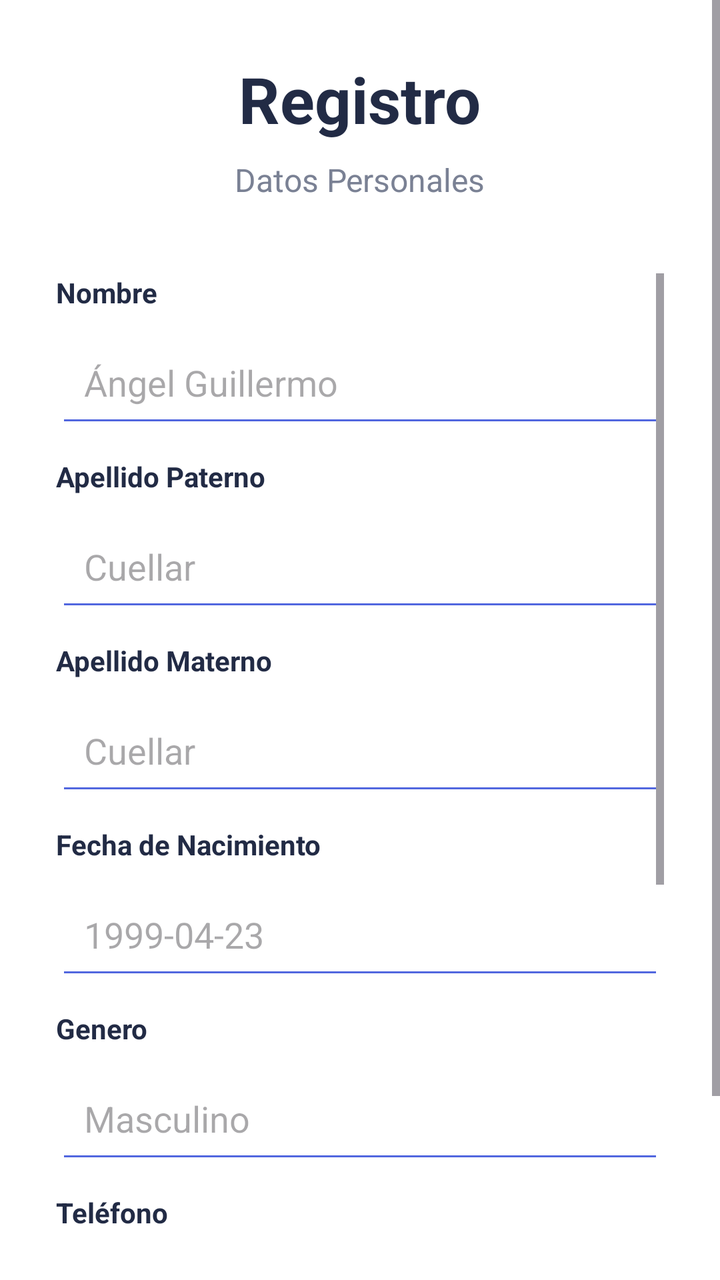
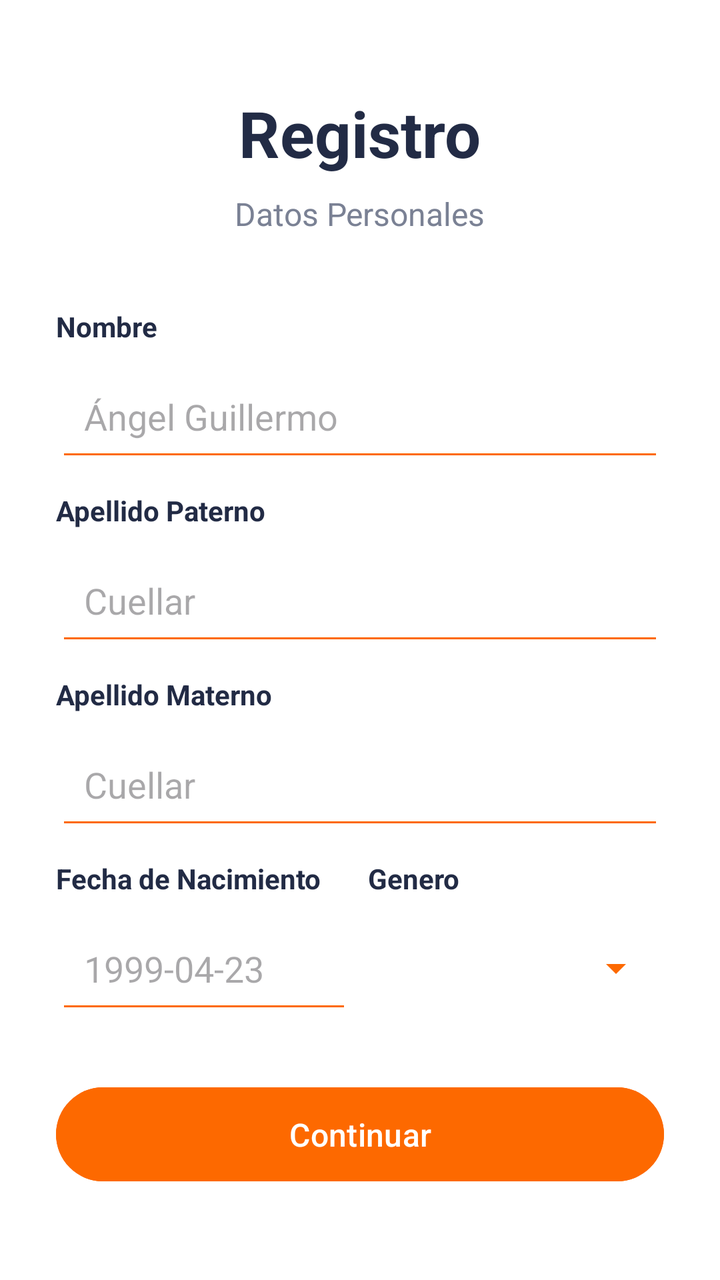

Two renders of the same Android screen: before a commit and after it. Below are the layout's source before the change and the commit's diff.
<!-- AndroidManifest.xml: application theme Theme.ApexGym -->
<!-- res/layout/fragment_cliente.xml -->
<?xml version="1.0" encoding="utf-8"?>
<ScrollView
    xmlns:android="http://schemas.android.com/apk/res/android"
    android:layout_width="match_parent"
    android:layout_height="match_parent"
    android:fillViewport="true"
    android:background="#FFFFFF">

    <LinearLayout
        android:layout_width="match_parent"
        android:layout_height="match_parent"
        android:orientation="vertical"
        android:gravity="center"
        android:padding="28dp">

        <TextView
            android:layout_width="wrap_content"
            android:layout_height="wrap_content"
            android:text="Registro"
            android:textSize="32sp"
            android:textStyle="bold"
            android:textColor="#222B45"
            android:layout_marginBottom="8dp" />

        <TextView
            android:layout_width="wrap_content"
            android:layout_height="wrap_content"
            android:text="Datos Personales"
            android:textSize="16sp"
            android:textColor="#7A8194"
            android:layout_marginBottom="36dp" />

        <ScrollView
            android:layout_width="match_parent"
            android:layout_height="500dp">

            <LinearLayout
                android:layout_width="match_parent"
                android:layout_height="wrap_content"
                android:orientation="vertical">

                <TextView
                    android:layout_width="match_parent"
                    android:layout_height="wrap_content"
                    android:layout_marginBottom="8dp"
                    android:text="Nombre"
                    android:textColor="#222B45"
                    android:textStyle="bold" />

                <EditText
                    android:id="@+id/etNombre"
                    android:layout_width="match_parent"
                    android:layout_height="55dp"
                    android:backgroundTint="#5267DF"
                    android:hint="Ángel Guillermo"
                    android:inputType="textEmailAddress"
                    android:padding="14dp"
                    android:singleLine="true" />

                <TextView
                    android:layout_width="match_parent"
                    android:layout_height="wrap_content"
                    android:layout_marginTop="10dp"
                    android:layout_marginBottom="8dp"
                    android:text="Apellido Paterno"
                    android:textColor="#222B45"
                    android:textStyle="bold" />

                <EditText
                    android:id="@+id/etApePaterno"
                    android:layout_width="match_parent"
                    android:layout_height="55dp"
                    android:backgroundTint="#5267DF"
                    android:hint="Cuellar"
                    android:padding="14dp"
                    android:singleLine="true" />

                <TextView
                    android:layout_width="match_parent"
                    android:layout_height="wrap_content"
                    android:layout_marginTop="10dp"
                    android:layout_marginBottom="8dp"
                    android:text="Apellido Materno"
                    android:textColor="#222B45"
                    android:textStyle="bold" />

                <EditText
                    android:id="@+id/etApeMaterno"
                    android:layout_width="match_parent"
                    android:layout_height="55dp"
                    android:backgroundTint="#5267DF"
                    android:hint="Cuellar"
                    android:padding="14dp"
                    android:singleLine="true" />

                <TextView
                    android:layout_width="match_parent"
                    android:layout_height="wrap_content"
                    android:layout_marginTop="10dp"
                    android:layout_marginBottom="8dp"
                    android:text="Fecha de Nacimiento"
                    android:textColor="#222B45"
                    android:textStyle="bold" />

                <EditText
                    android:id="@+id/etFechaNacimiento"
                    android:layout_width="match_parent"
                    android:layout_height="55dp"
                    android:backgroundTint="#5267DF"
                    android:hint="1999-04-23"
                    android:padding="14dp"
                    android:singleLine="true" />

                <TextView
                    android:layout_width="match_parent"
                    android:layout_height="wrap_content"
                    android:layout_marginTop="10dp"
                    android:layout_marginBottom="8dp"
                    android:text="Genero"
                    android:textColor="#222B45"
                    android:textStyle="bold" />

                <EditText
                    android:id="@+id/etGenero"
                    android:layout_width="match_parent"
                    android:layout_height="55dp"
                    android:backgroundTint="#5267DF"
                    android:hint="Masculino"
                    android:padding="14dp"
                    android:singleLine="true" />

                <TextView
                    android:layout_width="match_parent"
                    android:layout_height="wrap_content"
                    android:layout_marginTop="10dp"
                    android:layout_marginBottom="8dp"
                    android:text="Teléfono"
                    android:textColor="#222B45"
                    android:textStyle="bold" />

                <EditText
                    android:id="@+id/etTelefono"
                    android:layout_width="match_parent"
                    android:layout_height="55dp"
                    android:backgroundTint="#5267DF"
                    android:hint="1999-04-23"
                    android:padding="14dp"
                    android:singleLine="true"
                    android:inputType="phone" />

                <TextView
                    android:layout_width="match_parent"
                    android:layout_height="wrap_content"
                    android:layout_marginTop="10dp"
                    android:layout_marginBottom="8dp"
                    android:text="Dirección"
                    android:textColor="#222B45"
                    android:textStyle="bold" />

                <EditText
                    android:id="@+id/etDireccion"
                    android:layout_width="match_parent"
                    android:layout_height="55dp"
                    android:backgroundTint="#5267DF"
                    android:hint="Calle Imaginaria"
                    android:padding="14dp"
                    android:singleLine="true" />

                <TextView
                    android:layout_width="match_parent"
                    android:layout_height="wrap_content"
                    android:layout_marginTop="10dp"
                    android:layout_marginBottom="8dp"
                    android:text="Contacto de Emergencia"
                    android:textColor="#222B45"
                    android:textStyle="bold" />

                <EditText
                    android:id="@+id/etContactoENombre"
                    android:layout_width="match_parent"
                    android:layout_height="55dp"
                    android:backgroundTint="#5267DF"
                    android:hint="Juan Pablo Pérez Mendoza"
                    android:padding="14dp"
                    android:singleLine="true" />

                <TextView
                    android:layout_width="match_parent"
                    android:layout_height="wrap_content"
                    android:layout_marginTop="10dp"
                    android:layout_marginBottom="8dp"
                    android:text="Telefono Emergencia"
                    android:textColor="#222B45"
                    android:textStyle="bold" />

                <EditText
                    android:id="@+id/etContactoETelefono"
                    android:layout_width="match_parent"
                    android:layout_height="55dp"
                    android:backgroundTint="#5267DF"
                    android:hint="4778392039"
                    android:padding="14dp"
                    android:singleLine="true"
                    android:inputType="phone" />
            </LinearLayout>
        </ScrollView>

        <Button
            android:id="@+id/btnRegistro"
            android:layout_width="match_parent"
            android:layout_height="55dp"
            android:text="Registrarme"
            android:textAllCaps="false"
            android:textSize="16sp"
            android:textColor="#FFFFFF"
            android:backgroundTint="#5267DF"
            android:layout_marginTop="28dp" />

    </LinearLayout>

</ScrollView>
<!-- resources referenced by this layout -->
<resources>
  <style name="Theme.ApexGym" parent="Base.Theme.ApexGym" />
  <style name="Base.Theme.ApexGym" parent="Theme.Material3.DayNight.NoActionBar">
          
          
      </style>
</resources>

<!-- the commit's change to res/layout/fragment_cliente.xml (unified diff, before → after) -->
@@ -30,10 +30,6 @@
             android:textColor="#7A8194"
             android:layout_marginBottom="36dp" />
 
-        <ScrollView
-            android:layout_width="match_parent"
-            android:layout_height="500dp">
-
             <LinearLayout
                 android:layout_width="match_parent"
                 android:layout_height="wrap_content"
@@ -51,7 +47,7 @@
                     android:id="@+id/etNombre"
                     android:layout_width="match_parent"
                     android:layout_height="55dp"
-                    android:backgroundTint="#5267DF"
+                    android:backgroundTint="#fd6900"
                     android:hint="Ángel Guillermo"
                     android:inputType="textEmailAddress"
                     android:padding="14dp"
@@ -70,7 +66,7 @@
                     android:id="@+id/etApePaterno"
                     android:layout_width="match_parent"
                     android:layout_height="55dp"
-                    android:backgroundTint="#5267DF"
+                    android:backgroundTint="#fd6900"
                     android:hint="Cuellar"
                     android:padding="14dp"
                     android:singleLine="true" />
@@ -88,132 +84,80 @@
                     android:id="@+id/etApeMaterno"
                     android:layout_width="match_parent"
                     android:layout_height="55dp"
-                    android:backgroundTint="#5267DF"
+                    android:backgroundTint="#fd6900"
                     android:hint="Cuellar"
                     android:padding="14dp"
                     android:singleLine="true" />
 
-                <TextView
+                <LinearLayout
                     android:layout_width="match_parent"
-                    android:layout_height="wrap_content"
-                    android:layout_marginTop="10dp"
-                    android:layout_marginBottom="8dp"
-                    android:text="Fecha de Nacimiento"
-                    android:textColor="#222B45"
-                    android:textStyle="bold" />
+                    android:layout_height="match_parent"
+                    android:orientation="horizontal">
 
-                <EditText
-                    android:id="@+id/etFechaNacimiento"
-                    android:layout_width="match_parent"
-                    android:layout_height="55dp"
-                    android:backgroundTint="#5267DF"
-                    android:hint="1999-04-23"
-                    android:padding="14dp"
-                    android:singleLine="true" />
+                    <LinearLayout
+                        android:layout_width="0dp"
+                        android:layout_weight="1"
+                        android:layout_marginEnd="8dp"
+                        android:layout_height="match_parent"
+                        android:orientation="vertical">
 
-                <TextView
-                    android:layout_width="match_parent"
-                    android:layout_height="wrap_content"
-                    android:layout_marginTop="10dp"
-                    android:layout_marginBottom="8dp"
-                    android:text="Genero"
-                    android:textColor="#222B45"
-                    android:textStyle="bold" />
+                        <TextView
+                            android:layout_width="match_parent"
+                            android:layout_height="wrap_content"
+                            android:layout_marginTop="10dp"
+                            android:layout_marginBottom="8dp"
+                            android:text="Fecha de Nacimiento"
+                            android:textColor="#222B45"
+                            android:textStyle="bold" />
 
-                <EditText
-                    android:id="@+id/etGenero"
-                    android:layout_width="match_parent"
-                    android:layout_height="55dp"
-                    android:backgroundTint="#5267DF"
-                    android:hint="Masculino"
-                    android:padding="14dp"
-                    android:singleLine="true" />
+                        <EditText
+                            android:id="@+id/etFechaNacimiento"
+                            android:layout_width="match_parent"
+                            android:layout_height="55dp"
+                            android:backgroundTint="#fd6900"
+                            android:clickable="true"
+                            android:cursorVisible="false"
+                            android:hint="1999-04-23"
+                            android:inputType="none"
+                            android:padding="14dp"
+                            android:singleLine="true" />
+                    </LinearLayout>
 
-                <TextView
-                    android:layout_width="match_parent"
-                    android:layout_height="wrap_content"
-                    android:layout_marginTop="10dp"
-                    android:layout_marginBottom="8dp"
-                    android:text="Teléfono"
-                    android:textColor="#222B45"
-                    android:textStyle="bold" />
+                    <LinearLayout
+                        android:layout_width="0dp"
+                        android:layout_weight="1"
+                        android:layout_height="match_parent"
+                        android:orientation="vertical">
 
-                <EditText
-                    android:id="@+id/etTelefono"
-                    android:layout_width="match_parent"
-                    android:layout_height="55dp"
-                    android:backgroundTint="#5267DF"
-                    android:hint="1999-04-23"
-                    android:padding="14dp"
-                    android:singleLine="true"
-                    android:inputType="phone" />
+                        <TextView
+                            android:layout_width="wrap_content"
+                            android:layout_height="wrap_content"
+                            android:layout_marginTop="10dp"
+                            android:layout_marginBottom="8dp"
+                            android:text="Genero"
+                            android:textColor="#222B45"
+                            android:textStyle="bold" />
 
-                <TextView
-                    android:layout_width="match_parent"
-                    android:layout_height="wrap_content"
-                    android:layout_marginTop="10dp"
-                    android:layout_marginBottom="8dp"
-                    android:text="Dirección"
-                    android:textColor="#222B45"
-                    android:textStyle="bold" />
-
-                <EditText
-                    android:id="@+id/etDireccion"
-                    android:layout_width="match_parent"
-                    android:layout_height="55dp"
-                    android:backgroundTint="#5267DF"
-                    android:hint="Calle Imaginaria"
-                    android:padding="14dp"
-                    android:singleLine="true" />
-
-                <TextView
-                    android:layout_width="match_parent"
-                    android:layout_height="wrap_content"
-                    android:layout_marginTop="10dp"
-                    android:layout_marginBottom="8dp"
-                    android:text="Contacto de Emergencia"
-                    android:textColor="#222B45"
-                    android:textStyle="bold" />
-
-                <EditText
-                    android:id="@+id/etContactoENombre"
-                    android:layout_width="match_parent"
-                    android:layout_height="55dp"
-                    android:backgroundTint="#5267DF"
-                    android:hint="Juan Pablo Pérez Mendoza"
-                    android:padding="14dp"
-                    android:singleLine="true" />
-
-                <TextView
-                    android:layout_width="match_parent"
-                    android:layout_height="wrap_content"
-                    android:layout_marginTop="10dp"
-                    android:layout_marginBottom="8dp"
-                    android:text="Telefono Emergencia"
-                    android:textColor="#222B45"
-                    android:textStyle="bold" />
-
-                <EditText
-                    android:id="@+id/etContactoETelefono"
-                    android:layout_width="match_parent"
-                    android:layout_height="55dp"
-                    android:backgroundTint="#5267DF"
-                    android:hint="4778392039"
-                    android:padding="14dp"
-                    android:singleLine="true"
-                    android:inputType="phone" />
+                        <Spinner
+                            android:id="@+id/spGenero"
+                            android:layout_width="match_parent"
+                            android:layout_height="55dp"
+                            android:backgroundTint="#fd6900"
+                            android:padding="14dp"
+                            android:spinnerMode="dropdown" />
+                    </LinearLayout>
+                </LinearLayout>
             </LinearLayout>
-        </ScrollView>
 
         <Button
             android:id="@+id/btnRegistro"
             android:layout_width="match_parent"
             android:layout_height="55dp"
-            android:text="Registrarme"
+            android:text="Continuar"
             android:textAllCaps="false"
             android:textSize="16sp"
             android:textColor="#FFFFFF"
-            android:backgroundTint="#5267DF"
+            android:backgroundTint="#fd6900"
             android:layout_marginTop="28dp" />
 
     </LinearLayout>
